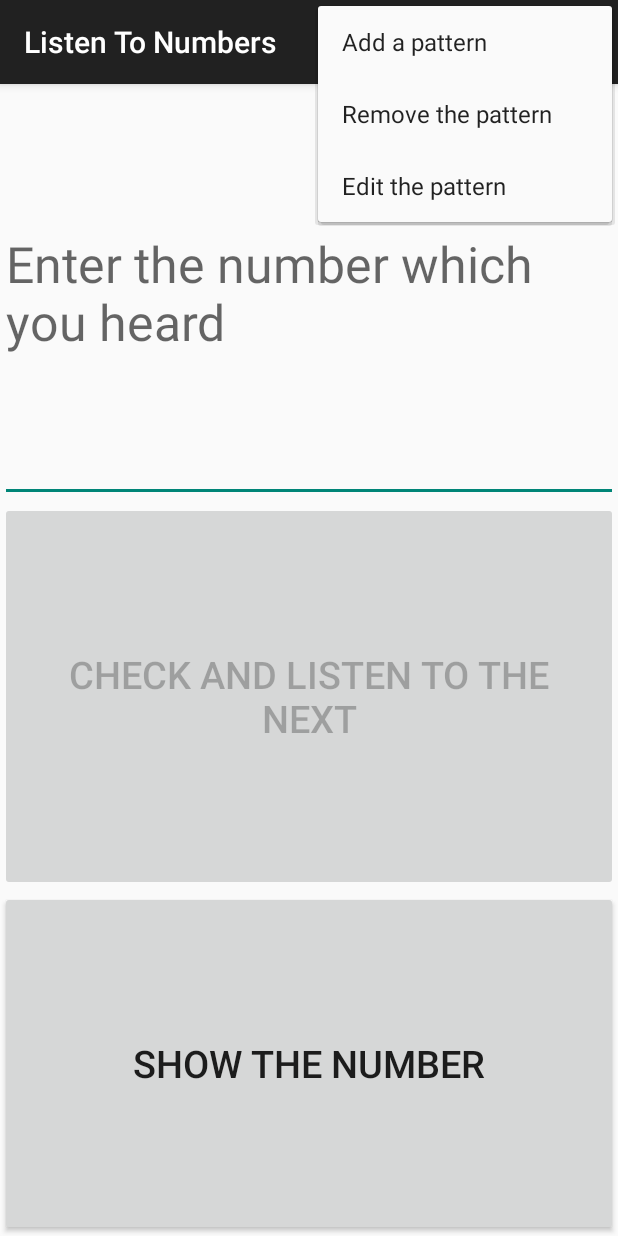
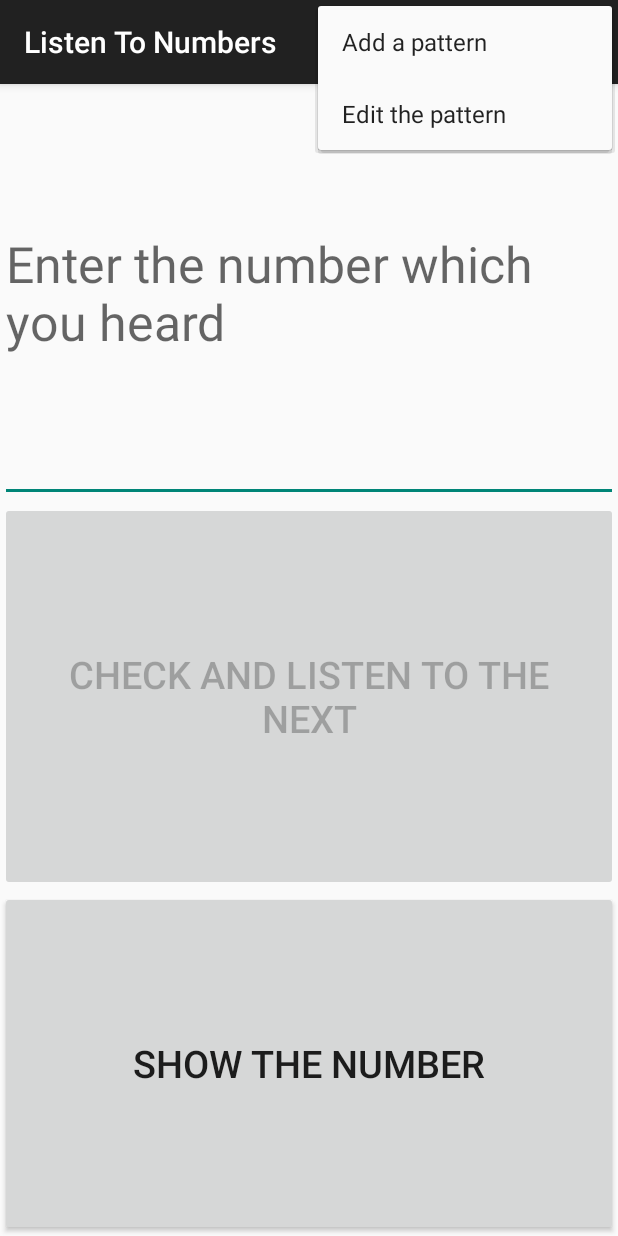
Before and after one commit to yaitskov/listen-phone-numbers, an Android app: the fragment MainFragment shown on its own in the app's theme, with the options menu open, on a phone screen of 412 x 824 dp. Run offline under Robolectric (Android 15) with nearby library versions, the phone set to English and light mode, and no system bars; our stand-ins replace ButterKnife, Dagger/Hilt's generated code; 1 statement that could not run was skipped.

Commit message:
remove remove menu item

```diff
--- a/listen-to-numbers/src/main/java/com/github/listenumbers/fragment/MainFragment.java
+++ b/listen-to-numbers/src/main/java/com/github/listenumbers/fragment/MainFragment.java
@@ -111,8 +111,6 @@ public class MainFragment extends InjectingFragment
             case R.id.mnu_edit_pattern:
                 editPattern(preferences.getString(CURRENT_PATTERN, DEFAULT_PATTERN));
                 return true;
-            case R.id.mnu_remove_pattern:
-                return true;
             default:
                 return false;
         }
--- a/listen-to-numbers/src/main/res/menu/main.xml
+++ b/listen-to-numbers/src/main/res/menu/main.xml
@@ -4,9 +4,6 @@
     <item android:id="@+id/mnu_add_pattern"
           android:title="Add a pattern"/>
 
-    <item android:id="@+id/mnu_remove_pattern"
-          android:title="Remove the pattern"/>
-
     <item android:id="@+id/mnu_edit_pattern"
           android:title="Edit the pattern"/>
 </menu>
```
